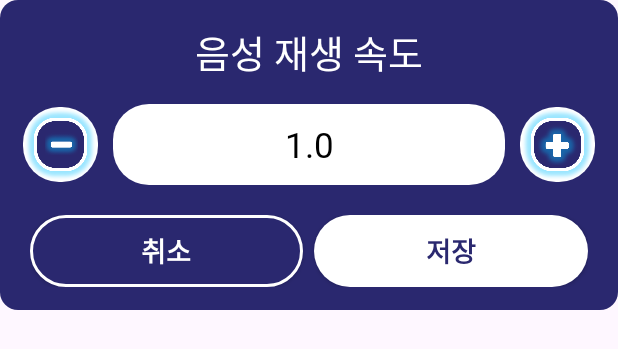
After one commit to tongueEye/HearWow, an Android app: the layout dialog_setting_speed.xml on its own in the app's theme, with its tools: preview values and no code run, on a phone screen of 412 x 824 dp. The commit adds this screen. Shown: the top 349 px of the screen. Run offline under Robolectric (Android 15) with nearby library versions, the phone set to English and light mode, and no system bars.

Commit message:
[FEAT] 속도 조절 기능 구현 중  1. 속도 조절 UI 생성   - 기능 동작 확인용으로 임시로 제작   - 디자인 및 반응형 처리는 추후 수정 예정  2. setting 테이블 생성   - 사용자가 설정한 TTS 음성 속도 데이터를 저장해 둘 테이블 생성  3. 퀴즈 목록 화면에 속도 조절 버튼 추가   - 클릭 시 팝업 띄워지도록 구현   - 버튼들에 대해 이벤트만 걸어놓음. 기능은 추후 구현 예정

```diff
--- a/app/build.gradle.kts
+++ b/app/build.gradle.kts
@@ -12,8 +12,8 @@ android {
         applicationId = "com.tongueeye.wordcard"
         minSdk = 24
         targetSdk = 34
-        versionCode = 1
-        versionName = "1.0"
+        versionCode = 2
+        versionName = "1.1"
 
         testInstrumentationRunner = "androidx.test.runner.AndroidJUnitRunner"
     }
--- a/app/src/main/java/com/tongueeye/wordcard/AppDatabase.kt
+++ b/app/src/main/java/com/tongueeye/wordcard/AppDatabase.kt
@@ -5,10 +5,12 @@ import androidx.room.Database
 import androidx.room.Room
 import androidx.room.RoomDatabase
 
-@Database(entities = [Quiz::class], version = 1)
+@Database(entities = [Quiz::class, Setting::class], version = 2)
 abstract class AppDatabase() : RoomDatabase() {
 
     abstract fun quizDao(): QuizDao
+
+    abstract fun settingDao(): SettingDao
 
     companion object{
         private var INSTANCE: AppDatabase?= null
--- a/app/src/main/java/com/tongueeye/wordcard/PlayQuizActivity.kt
+++ b/app/src/main/java/com/tongueeye/wordcard/PlayQuizActivity.kt
@@ -209,7 +209,7 @@ class PlayQuizActivity: AppCompatActivity(), TextToSpeech.OnInitListener {
             binding.questionTV.setTextColor(ContextCompat.getColor(this, R.color.change_color))
 
             // 목소리 속도 설정 (1.0은 기본 속도, 0.5는 절반 속도, 2.0은 2배 속도)
-            tts?.setSpeechRate(0.9f)
+            tts?.setSpeechRate(1.0f)
             // 목소리 크기(피치) 설정 (1.0은 기본 피치, 0.5는 낮은 피치, 2.0은 높은 피치)
             tts?.setPitch(1.0f)
 
--- /dev/null
+++ b/app/src/main/res/layout/dialog_setting_speed.xml
@@ -0,0 +1,112 @@
+<?xml version="1.0" encoding="utf-8"?>
+<LinearLayout
+    xmlns:android="http://schemas.android.com/apk/res/android"
+    xmlns:app="http://schemas.android.com/apk/res-auto"
+    android:layout_width="match_parent"
+    android:layout_height="wrap_content"
+    android:background="@drawable/view_round_darknight"
+    android:orientation="vertical">
+
+    <TextView
+        android:id="@+id/instructionTextView"
+        android:layout_width="match_parent"
+        android:layout_height="wrap_content"
+        android:gravity="center"
+        android:textSize="25sp"
+        android:paddingTop="15dp"
+        android:paddingBottom="5dp"
+        android:textColor="@color/white"
+        android:fontFamily="@font/bmjua"
+        android:text="@string/setting_speed_title" />
+
+    <!-- EditText와 버튼을 감싸는 LinearLayout -->
+    <LinearLayout
+        android:layout_width="match_parent"
+        android:layout_height="wrap_content"
+        android:orientation="horizontal"
+        android:gravity="center"
+        android:layout_marginTop="10dp"
+        android:layout_marginLeft="15dp"
+        android:layout_marginRight="15dp">
+
+        <!-- - 버튼 -->
+        <ImageView
+            android:id="@+id/decreaseBtn"
+            android:layout_width="50dp"
+            android:layout_height="50dp"
+            android:src="@drawable/minus_btn"
+            android:contentDescription="감소"
+            android:background="@drawable/view_round_white"
+            android:scaleType="centerInside"/>
+
+        <!-- 읽기 전용 EditText -->
+        <EditText
+            android:id="@+id/quizEditText"
+            android:layout_width="0dp"
+            android:layout_height="wrap_content"
+            android:layout_weight="1"
+            android:padding="11dp"
+            android:layout_marginRight="10dp"
+            android:layout_marginLeft="10dp"
+            android:background="@drawable/view_round_white"
+            android:fontFamily="@font/bmjua"
+            android:gravity="center"
+            android:textSize="23sp"
+            android:textColor="@color/black"
+            android:maxLines="1"
+            android:maxLength="30"
+            android:focusable="false"
+            android:clickable="false"
+            android:text="1.0"
+            android:labelFor="@+id/instructionTextView"
+            android:inputType="none"/>
+
+        <!-- + 버튼 -->
+        <ImageView
+            android:id="@+id/increaseBtn"
+            android:layout_width="50dp"
+            android:layout_height="50dp"
+            android:src="@drawable/plus_btn"
+            android:contentDescription="증가"
+            android:background="@drawable/view_round_white"
+            android:scaleType="centerInside"/>
+    </LinearLayout>
+
+
+    <LinearLayout
+        android:layout_width="match_parent"
+        android:layout_height="wrap_content"
+        android:paddingLeft="20dp"
+        android:paddingRight="20dp"
+        android:paddingTop="20dp"
+        android:paddingBottom="15dp"
+        android:orientation="horizontal">
+
+        <android.widget.Button
+            android:id="@+id/cancelBtn"
+            android:background="@drawable/view_round_white2"
+            android:layout_width="0dp"
+            android:layout_height="48dp"
+            android:layout_marginEnd="7dp"
+            android:layout_weight="1"
+            android:text="@string/cancel_text"
+            android:textColor="@color/white"
+            android:textStyle="bold"
+            android:fontFamily="@font/bmjua"
+            android:textSize="18sp" />
+
+        <android.widget.Button
+            android:id="@+id/saveBtn"
+            android:background="@drawable/view_round_white"
+            android:layout_width="0dp"
+            android:layout_height="48dp"
+            android:layout_weight="1"
+            android:text="@string/save_text"
+            android:textColor="@color/dark_night"
+            android:textStyle="bold"
+            android:fontFamily="@font/bmjua"
+            android:textSize="18sp" />
+
+    </LinearLayout>
+
+</LinearLayout>
--- a/app/src/main/res/values/strings.xml
+++ b/app/src/main/res/values/strings.xml
@@ -20,4 +20,6 @@
 
     <string name="word_img">단어 이미지</string>
     <string name="word_text">단어나 문장을 입력하면 이렇게 보입니다.</string>
+
+    <string name="setting_speed_title">음성 재생 속도</string>
 </resources>
```
Also changed, not shown: app/src/main/java/com/tongueeye/wordcard/MainActivity.kt (+43 -20 lines), app/src/main/java/com/tongueeye/wordcard/Setting.kt (added, +11 -0 lines), app/src/main/java/com/tongueeye/wordcard/SettingDao.kt (added, +15 -0 lines), app/src/main/res/layout/activity_main.xml (+10 -0 lines), app/src/main/res/drawable/minus_btn.png (added), app/src/main/res/drawable/plus_btn.png, app/src/main/res/drawable/speed_btn.png (added).
